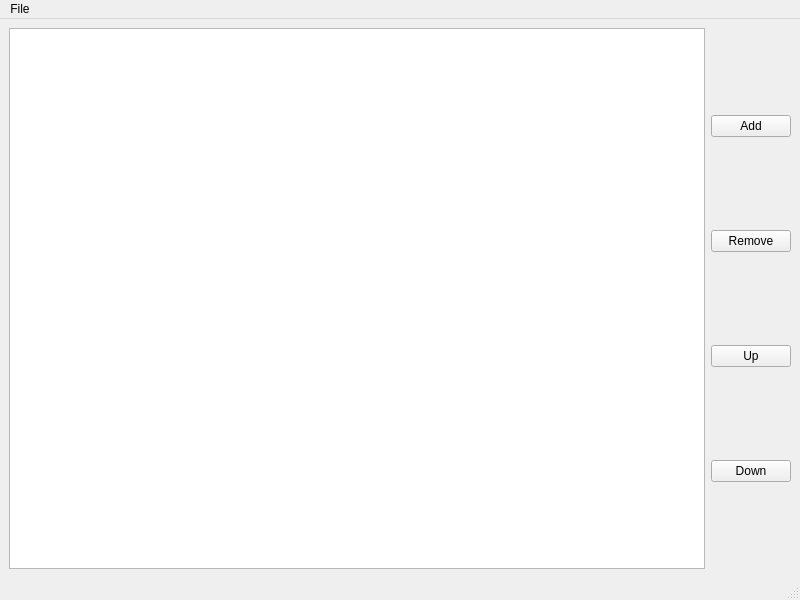
The window that mainwindow.ui (in-th3-l00p/pdf-creator) describes before a commit, drawn with Qt 5.
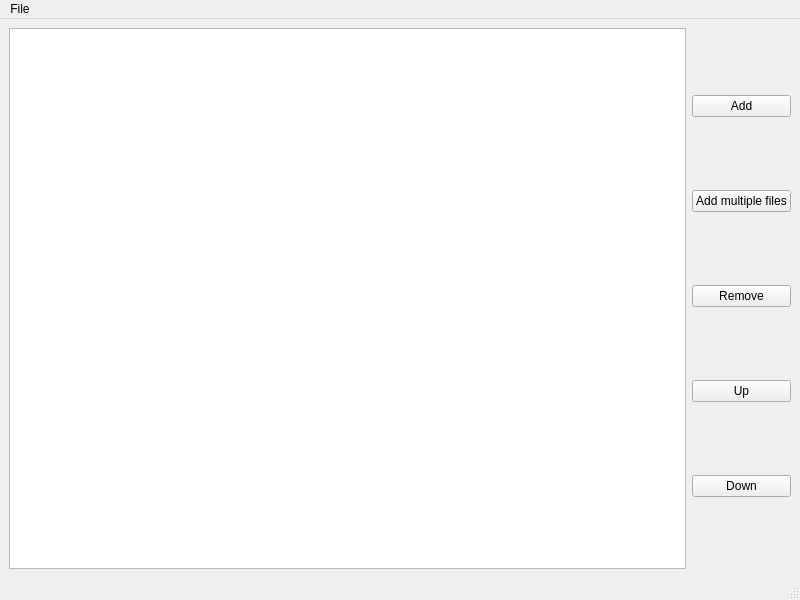
The same window after the commit. Icons and pictures are not drawn.

Commit message: added support for selecting multiple files

Diff of the .ui file:
```diff
--- a/mainwindow.ui
+++ b/mainwindow.ui
@@ -31,6 +31,13 @@
         </property>
        </widget>
       </item>
+      <item>
+       <widget class="QPushButton" name="AddFiles">
+        <property name="text">
+         <string>Add multiple files</string>
+        </property>
+       </widget>
+      </item>
       <item>
        <widget class="QPushButton" name="removeButton">
         <property name="text">
```
The commit also changes 3 other files.
